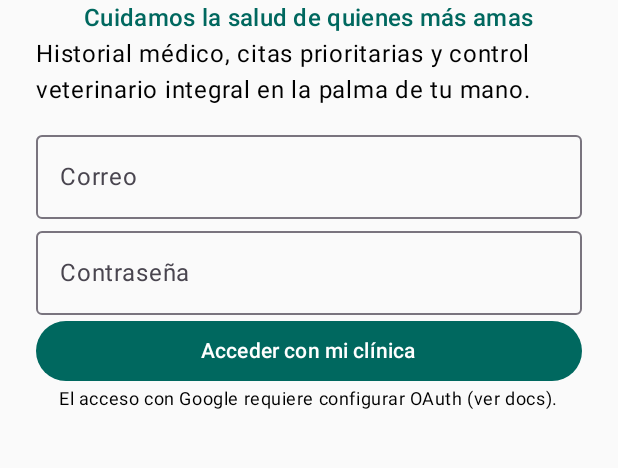
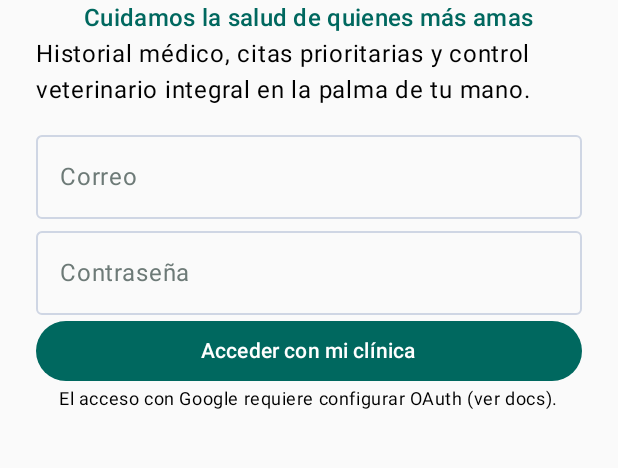
Before and after one commit to JPablo0505/VetCura, an Android app built with Jetpack Compose: the screen it shows after launch (MainActivity), on a phone screen of 412 x 824 dp, the part 453-921 px from its top. Run offline under Robolectric (Android 15) with nearby library versions, the phone set to English and light mode, and no system bars; pictures from the network do not load; 2 statements that could not run were skipped.

Commit message:
feat(android): crop picker downscale history appointments green orange theme

```diff
--- a/android/app/build.gradle.kts
+++ b/android/app/build.gradle.kts
@@ -63,5 +63,6 @@ dependencies {
     implementation("com.google.android.libraries.identity.googleid:googleid:1.1.1")
     implementation("androidx.security:security-crypto:1.1.0-alpha06")
     implementation("io.coil-kt:coil-compose:2.6.0")
+    implementation("com.vanniktech:android-image-cropper:4.5.0")
     implementation("com.google.android.gms:play-services-auth:21.2.0")
 }
--- a/android/app/src/main/java/com/vetcura/app/ui/theme/Theme.kt
+++ b/android/app/src/main/java/com/vetcura/app/ui/theme/Theme.kt
@@ -4,31 +4,57 @@ import androidx.compose.material3.MaterialTheme
 import androidx.compose.material3.lightColorScheme
 import androidx.compose.runtime.Composable
 import androidx.compose.ui.graphics.Color
-import androidx.compose.ui.text.font.FontFamily
 import androidx.compose.ui.unit.dp
 
 // Tokens observed in Mockups/ (see docs/VISUAL-SPEC.md).
+// Palette discipline: greens, oranges and neutrals ONLY. Every slot is
+// set explicitly because Material3 defaults inject a purple tertiary
+// family (since removed everywhere by this scheme).
 val VetPrimary = Color(0xFF00685F)
 val VetPrimaryDark = Color(0xFF006947)
+val VetOnPrimaryContainer = Color(0xFF00201C)
+val VetPrimaryContainer = Color(0xFFB8EDE1)
 val VetSecondary = Color(0xFFFD761A)
+val VetOnSecondaryContainer = Color(0xFF4A2600)
+val VetSecondaryContainer = Color(0xFFFFDCC4)
+val VetTertiary = Color(0xFF3A6B2F)
+val VetTertiaryContainer = Color(0xFFBDF0A9)
+val VetOnTertiaryContainer = Color(0xFF072100)
 val VetInk = Color(0xFF111C2D)
 val VetMuted = Color(0xFF6D7A77)
 val VetBackground = Color(0xFFF9F9FF)
+val VetSurface = Color(0xFFFFFFFF)
+val VetSurfaceContainer = Color(0xFFEFF3F1)
 val VetChip = Color(0xFFF0F3FF)
 val VetDanger = Color(0xFFBA1A1A)
+val VetDangerContainer = Color(0xFFFFDAD6)
 
 val CardRadius = 14.dp
 
 private val VetColors = lightColorScheme(
     primary = VetPrimary,
     onPrimary = Color.White,
+    primaryContainer = VetPrimaryContainer,
+    onPrimaryContainer = VetOnPrimaryContainer,
     secondary = VetSecondary,
     onSecondary = Color.White,
+    secondaryContainer = VetSecondaryContainer,
+    onSecondaryContainer = VetOnSecondaryContainer,
+    tertiary = VetTertiary,
+    onTertiary = Color.White,
+    tertiaryContainer = VetTertiaryContainer,
+    onTertiaryContainer = VetOnTertiaryContainer,
     background = VetBackground,
     onBackground = VetInk,
-    surface = Color.White,
+    surface = VetSurface,
     onSurface = VetInk,
+    surfaceVariant = VetSurfaceContainer,
+    onSurfaceVariant = VetMuted,
     error = VetDanger,
+    onError = Color.White,
+    errorContainer = VetDangerContainer,
+    onErrorContainer = VetDanger,
+    outline = Color(0xFFCFD6E4),
 )
 
 // Headings: Nunito; body and clinical data: Inter (loaded via downloadable
```
Also changed, not shown: android/app/src/main/java/com/vetcura/app/ui/screens/Screens.kt (+52 -6 lines).
